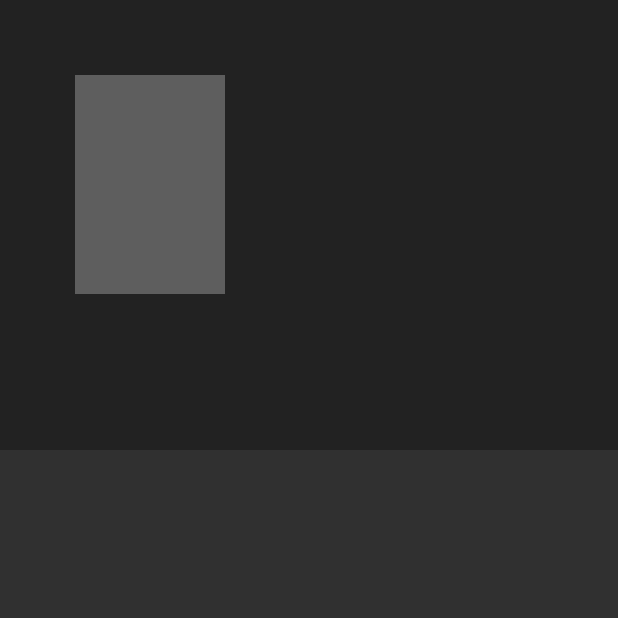
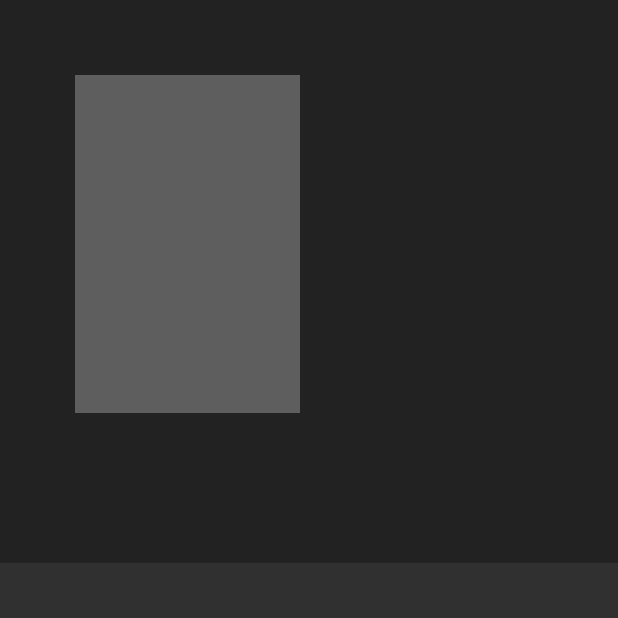
Before and after one commit to RomainPestre/MovieApp, an Android app: the Details screen opened directly, with no data from a screen before it, on a phone screen of 412 x 824 dp, the top half of it. Run offline under Robolectric (Android 15) with nearby library versions, the phone set to English and light mode, and no system bars; pictures from the network do not load; Roboto replaces fonts that are not available here.

Commit message:
Improved design of film details

```diff
--- a/app/src/main/res/layout/activity_details.xml
+++ b/app/src/main/res/layout/activity_details.xml
@@ -11,7 +11,7 @@
     <android.support.design.widget.AppBarLayout
         android:theme="@style/ThemeOverlay.AppCompat.Dark.ActionBar"
         android:layout_width="match_parent"
-        android:layout_height="300dp"
+        android:layout_height="375dp"
         android:id="@+id/appbarlayout_id">
 
         <android.support.design.widget.CollapsingToolbarLayout
@@ -38,8 +38,8 @@
                 android:padding="50dp">
 
                 <ImageView
-                    android:layout_width="100dp"
-                    android:layout_height="match_parent"
+                    android:layout_width="150dp"
+                    android:layout_height="225dp"
                     android:background="@drawable/loading_shape"
                     android:id="@+id/aa_thumbnail"/>
 
@@ -54,7 +54,7 @@
                         android:layout_height="wrap_content"
                         android:id="@+id/movietitle"
                         android:textStyle="bold"
-                        android:textSize="18sp"/>
+                        android:textSize="22sp"/>
 
                     <TextView
                         android:layout_marginTop="5dp"
@@ -104,11 +104,14 @@
         android:layout_height="match_parent"
         app:layout_behavior="@string/appbar_scrolling_view_behavior"
         android:padding="16dp">
+
         <TextView
-            android:textColor="#FFF"
+            android:id="@+id/moviedescription"
             android:layout_width="wrap_content"
             android:layout_height="wrap_content"
-            android:id="@+id/moviedescription"/>
+            android:lineSpacingExtra="8sp"
+            android:textColor="#FFF"
+            android:textSize="18sp" />
     </android.support.v4.widget.NestedScrollView>
 
 
```
